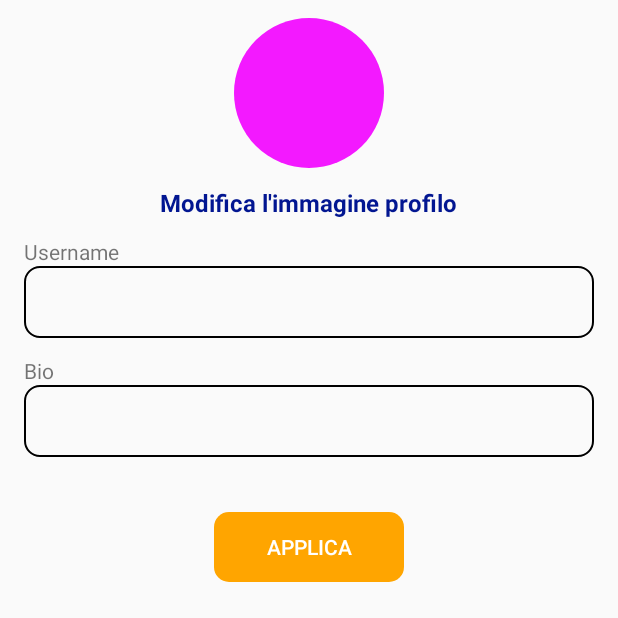
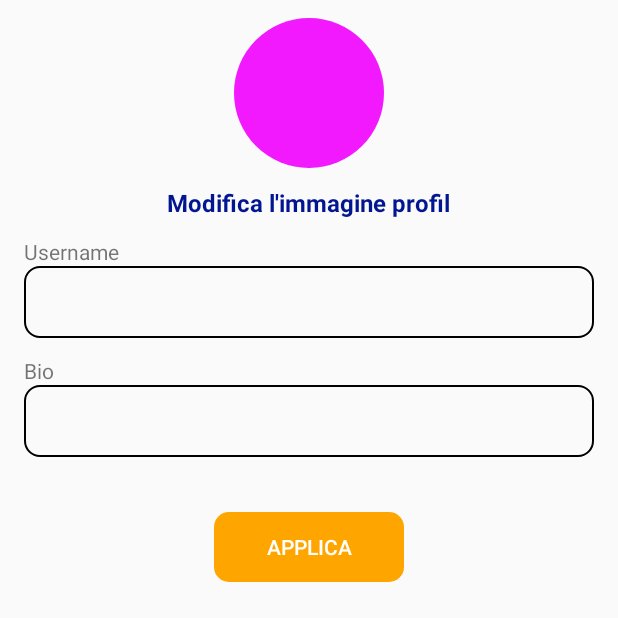
Before and after one commit to RodriMont/yourtask, an Android app: the screen it shows after launch (MainActivity), item 2 of the bottom bar chosen, on a phone screen of 412 x 824 dp, the top half of it. Run offline under Robolectric (Android 15) with nearby library versions, the phone set to English and light mode, and no system bars; our stand-ins replace CircleImageView.

Commit message:
Finita pagina della modifica del profilo

```diff
--- a/app/app/src/main/res/layout/fragment_profile.xml
+++ b/app/app/src/main/res/layout/fragment_profile.xml
@@ -24,7 +24,7 @@
         android:textColor="@color/blue"
         android:textStyle="bold"
         android:textSize="16sp"
-        android:text="Modifica l'immagine profilo"/>
+        android:text="Modifica l'immagine profil"/>
 
     <TextView
         android:id="@+id/profile_username_label"
```
